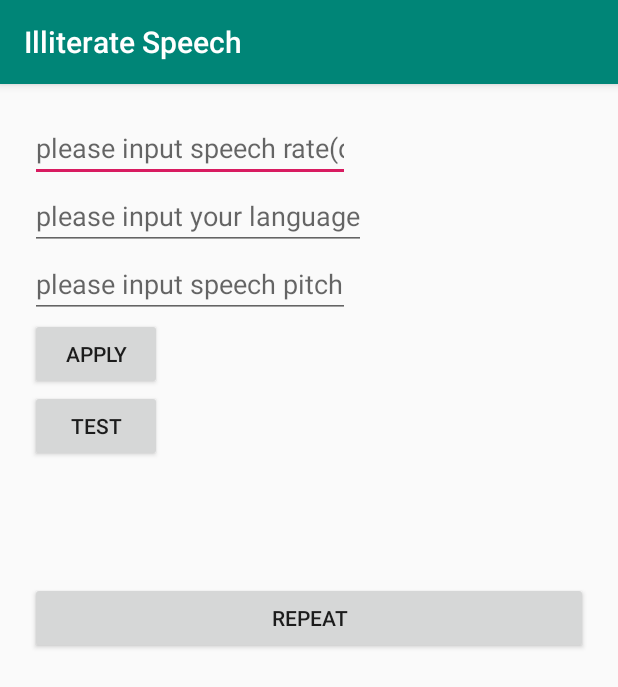
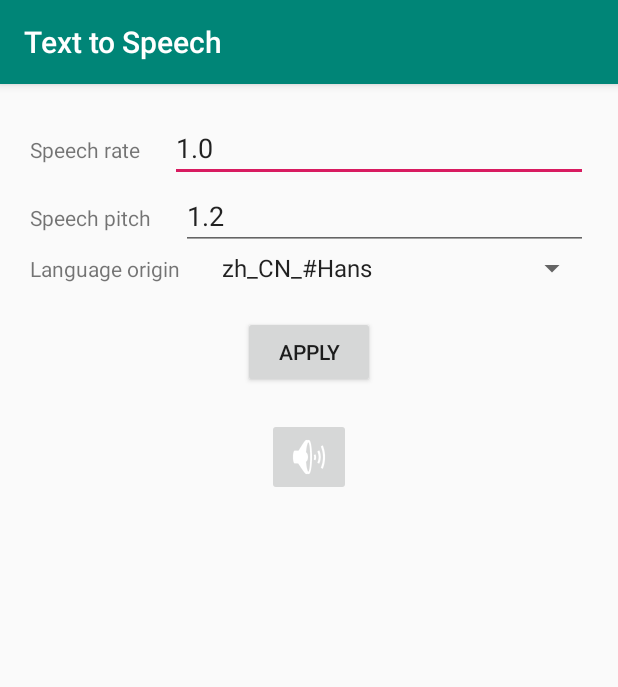
Before and after one commit to IOMurphy/Clipboard2Voice, an Android app: the screen it shows after launch (MainActivity), after a tap on "APPLY", on a phone screen of 412 x 824 dp. Shown: the top 687 px of the screen. Run offline under Robolectric (Android 15) with nearby library versions, the phone set to English and light mode, and no system bars.

Commit message:
feat： 包名修改 + 界面调整

```diff
--- /dev/null
+++ b/app/src/main/java/io/github/iomurphy/MainActivity.java
@@ -0,0 +1,176 @@
+package io.github.iomurphy;
+
+import android.content.ComponentName;
+import android.content.Intent;
+import android.content.IntentFilter;
+import android.net.ConnectivityManager;
+import android.net.wifi.WifiManager;
+import android.os.Build;
+import android.os.Bundle;
+import android.view.View;
+import android.widget.AdapterView;
+import android.widget.ArrayAdapter;
+import android.widget.Button;
+import android.widget.EditText;
+import android.widget.ImageButton;
+import android.widget.Spinner;
+import android.widget.SpinnerAdapter;
+import android.widget.Toast;
+
+import androidx.appcompat.app.AppCompatActivity;
+
+import org.iomurphy.R;
+
+import java.util.Arrays;
+import java.util.List;
+import java.util.Locale;
+
+import io.github.iomurphy.constants.ActionConst;
+import io.github.iomurphy.receiver.AutoBootReceiver;
+import io.github.iomurphy.service.TTSService;
+import io.github.iomurphy.util.SharedPreferencesUtil;
+
+
+public class MainActivity extends AppCompatActivity {
+
+    private EditText editRate;
+    private EditText editPitch;
+
+    @Override
+    protected void onCreate(Bundle savedInstanceState) {
+        super.onCreate(savedInstanceState);
+        setContentView(R.layout.activity_main);
+        Intent startIntent = new Intent(MainActivity.this, TTSService.class);
+        //startService启动形式
+        IntentFilter filter = new IntentFilter();
+        filter.addAction(WifiManager.NETWORK_STATE_CHANGED_ACTION);
+        filter.addAction(WifiManager.WIFI_STATE_CHANGED_ACTION);
+        filter.addAction(ConnectivityManager.CONNECTIVITY_ACTION);
+        filter.addAction(Intent.ACTION_SCREEN_ON);
+        filter.addAction(Intent.ACTION_SCREEN_OFF);
+        filter.addAction(Intent.ACTION_USER_PRESENT);
+        filter.addAction(ActionConst.IOMURPHY_IN_FOCUS_SEND_MESSAGE_ACTION);
+        registerReceiver(new AutoBootReceiver(), filter);
+        startService(startIntent);
+        initData();
+    }
+
+
+    /**
+     * 设置数据源
+     */
+    private void initData() {
+        /**
+         * 下拉框
+         */
+        Spinner localeSpinner = findViewById(R.id.localeSpinner);
+        Locale[] availableLocales = Locale.getAvailableLocales();
+        final List<Locale> locales = Arrays.asList(availableLocales);
+        SpinnerAdapter adapter =
+                new ArrayAdapter<Locale>(this, android.R.layout.simple_spinner_item, locales);
+        localeSpinner.setAdapter(adapter);
+        localeSpinner.setOnItemSelectedListener(new AdapterView.OnItemSelectedListener() {
+            @Override
+            public void onItemSelected(AdapterView<?> parent, View view, int position, long id) {
+                Locale locale = locales.get(position);
+                SharedPreferencesUtil.setLocale(MainActivity.this, locale.toString());
+            }
+
+            @Override
+            public void onNothingSelected(AdapterView<?> parent) {
+                Toast.makeText(MainActivity.this, "没有选中任何东西", Toast.LENGTH_SHORT).show();
+            }
+        });
+        int i = 0;
+        for (Locale l : locales) {
+            if (l.toString().equals(SharedPreferencesUtil.getLocale(this))) {
+                localeSpinner.setSelection(i);
+                break;
+            }
+            i++;
+        }
+        /**
+         * 速率
+         */
+        editRate = findViewById(R.id.editRate);
+        float speechRate = SharedPreferencesUtil.getSpeechRate(this);
+        editRate.setText(String.format("%s", speechRate));
+        /**
+         * 语调
+         */
+        editPitch = findViewById(R.id.editPitch);
+        float speechPitch = SharedPreferencesUtil.getSpeechPitch(this);
+        editPitch.setText(String.format("%s", speechPitch));
+    }
+
+    @Override
+    protected void onStart() {
+        super.onStart();
+        bindListener();
+    }
+
+    public void bindListener() {
+        Button applyBt = findViewById(R.id.applyBt);
+        ImageButton repeatBt = findViewById(R.id.repeatBt);
+        applyBt.setOnClickListener(new View.OnClickListener() {
+            @Override
+            public void onClick(View v) {
+                SharedPreferencesUtil.setSpeechPitch(MainActivity.this, getSpeechPitch());
+                SharedPreferencesUtil.setSpeechRate(MainActivity.this, getSpeechRate());
+                Toast.makeText(MainActivity.this, R.string.OK, Toast.LENGTH_LONG).show();
+            }
+        });
+        repeatBt.setOnClickListener(new View.OnClickListener() {
+            @Override
+            public void onClick(View v) {
+                boardCastClipBoard();
+            }
+        });
+    }
+
+    @Override
+    protected void onResume() {
+        super.onResume();
+        boardCastClipBoard();
+    }
+
+    /**
+     * 广播剪切板内容
+     */
+    private void boardCastClipBoard() {
+        if (Build.VERSION.SDK_INT >= Build.VERSION_CODES.Q) {
+            Intent intent = new Intent();
+            intent.setAction(ActionConst.IOMURPHY_IN_FOCUS_SEND_MESSAGE_ACTION);
+            // 设置接收的receiver的路径
+            intent.setComponent(new ComponentName(AutoBootReceiver.class.getPackage().getName(), AutoBootReceiver.class.getName()));
+            // 设置为下面这样才可以，getPackageName获取到的是applicationId的包名，可能和使用类获取的包名不一样
+            intent.setComponent(new ComponentName(getPackageName(), AutoBootReceiver.class.getName()));
+            sendBroadcast(intent);
+        }
+    }
+
+    /**
+     * 从控件中获得tts速率值
+     *
+     * @return
+     */
+    public float getSpeechRate() {
+        if (editRate.getText() == null || "".equals(editRate.getText().toString())) {
+            return 0.0f;
+        }
+        return Float.parseFloat(editRate.getText().toString());
+    }
+
+
+    /**
+     * 从控件中获得声调输入
+     *
+     * @return
+     */
+    public float getSpeechPitch() {
+        if (editPitch.getText() == null || "".equals(editPitch.getText().toString())) {
+            return 0.0f;
+        }
+        return Float.parseFloat(editPitch.getText().toString());
+    }
+}
--- a/app/src/main/java/org/murphy/MyReceiver.java
+++ b/app/src/main/java/io/github/iomurphy/receiver/AutoBootReceiver.java
@@ -1,4 +1,4 @@
-package org.murphy;
+package io.github.iomurphy.receiver;
 
 import android.content.BroadcastReceiver;
 import android.content.Context;
@@ -7,7 +7,10 @@ import android.net.wifi.WifiManager;
 
 import java.util.Objects;
 
-public class MyReceiver extends BroadcastReceiver
+import io.github.iomurphy.constants.ActionConst;
+import io.github.iomurphy.service.TTSService;
+
+public class AutoBootReceiver extends BroadcastReceiver
 {
 
     @Override
@@ -29,13 +32,13 @@ public class MyReceiver extends BroadcastReceiver
             startService(context);
         } else if (WifiManager.WIFI_STATE_CHANGED_ACTION.equals(intent.getAction())) {//wifi打开与否
             startService(context);
-        } else if (CustomizeActionConst.ORG_MURPHY_IN_FOCUS_SEND_MESSAGE_ACTION.equals(intent.getAction())){ // 在焦点内
+        } else if (ActionConst.IOMURPHY_IN_FOCUS_SEND_MESSAGE_ACTION.equals(intent.getAction())){ // 在焦点内
             startService(context);
         }
     }
     public void startService(Context context){
 
-        Intent intent = new Intent(context , MyService.class);
+        Intent intent = new Intent(context , TTSService.class);
         // 启动指定Server
         context.startService(intent);
     }
--- a/app/src/main/java/org/murphy/MyTextToSpeech.java
+++ b/app/src/main/java/io/github/iomurphy/util/MyTextToSpeech.java
@@ -1,4 +1,4 @@
-package org.murphy;
+package io.github.iomurphy.util;
 
 import android.content.Context;
 import android.os.Bundle;
--- /dev/null
+++ b/app/src/main/java/io/github/iomurphy/util/SharedPreferencesUtil.java
@@ -0,0 +1,86 @@
+package io.github.iomurphy.util;
+
+import android.content.Context;
+import android.content.SharedPreferences;
+
+import io.github.iomurphy.MainActivity;
+
+public class SharedPreferencesUtil {
+
+    public static final String SPEECH_RATE = "rate";
+    public static final String SPEECH_PITCH = "pitch";
+    public static final String SPEECH_LANGUAGE = "language";
+    /**
+     * 设置tts速率
+     * @param context
+     * @param rate
+     */
+    public static void setSpeechRate(Context context, float rate) {
+        if (rate == 0.0f) {
+            return;
+        }
+        SharedPreferences sharedPreferences = context.getSharedPreferences(MainActivity.class.getName(), Context.MODE_PRIVATE);
+        SharedPreferences.Editor editor = sharedPreferences.edit();
+        editor.putFloat(SPEECH_RATE, rate);
+        editor.apply();
+    }
+
+
+    /**
+     * 获得tts速率
+     * @return
+     */
+    public static float getSpeechRate(Context context) {
+        SharedPreferences sharedPreferences = context.getSharedPreferences(MainActivity.class.getName(), Context.MODE_PRIVATE);
+        return sharedPreferences.getFloat(SPEECH_RATE, 1.0f);
+    }
+
+    /**
+     * 设置声调
+     * @param context
+     * @param pitch
+     */
+    public static void setSpeechPitch(Context context, float pitch) {
+        if (pitch == 0.0f) {
+            return;
+        }
+        SharedPreferences sharedPreferences = context.getSharedPreferences(MainActivity.class.getName(), Context.MODE_PRIVATE);
+        SharedPreferences.Editor editor = sharedPreferences.edit();
+        editor.putFloat(SPEECH_PITCH, pitch);
+        editor.apply();
+    }
+
+
+    /**
+     * 获得声调
+     * @param context
+     * @return
+     */
+    public static float getSpeechPitch(Context context) {
+        SharedPreferences sharedPreferences = context.getSharedPreferences(MainActivity.class.getName(), Context.MODE_PRIVATE);
+        return sharedPreferences.getFloat(SPEECH_PITCH, 1.2f);
+    }
+
+    /**
+     * 设置语言
+     * @param context
+     * @param locale
+     */
+    public static void setLocale(Context context, String locale) {
+        SharedPreferences sharedPreferences = context.getSharedPreferences(MainActivity.class.getName(), Context.MODE_PRIVATE);
+        SharedPreferences.Editor editor = sharedPreferences.edit();
+        editor.putString(SPEECH_LANGUAGE, locale);
+        editor.apply();
+    }
+
+
+    /**
+     * 获得语言
+     * @param context
+     * @return
+     */
+    public static String getLocale(Context context) {
+        SharedPreferences sharedPreferences = context.getSharedPreferences(MainActivity.class.getName(), Context.MODE_PRIVATE);
+        return sharedPreferences.getString(SPEECH_LANGUAGE, "zh_CN_#Hans");
+    }
+}
--- a/app/src/main/java/org/murphy/MainActivity.java
+++ /dev/null
@@ -1,130 +0,0 @@
-package org.murphy;
-
-import android.content.ComponentName;
-import android.content.Intent;
-import android.content.IntentFilter;
-import android.content.SharedPreferences;
-import android.net.ConnectivityManager;
-import android.net.wifi.WifiManager;
-import android.os.Build;
-import android.os.Bundle;
-import android.view.View;
-import android.widget.Button;
-import android.widget.EditText;
-import android.widget.Toast;
-
-import androidx.appcompat.app.AppCompatActivity;
-
-
-
-public class MainActivity extends AppCompatActivity{
-
-    private EditText editRate;
-    private EditText editPitch;
-    private Button testBt;
-    private Button applyBt;
-    private Button repeatBt;
-    @Override
-    protected void onCreate(Bundle savedInstanceState) {
-        super.onCreate(savedInstanceState);
-        setContentView(R.layout.activity_main);
-        editRate = findViewById(R.id.editRate);
-        editPitch = findViewById(R.id.editPitch);
-        testBt = findViewById(R.id.testBt);
-        applyBt = findViewById(R.id.applyBt);
-        repeatBt = findViewById(R.id.repeatBt);
-        Intent startIntent = new Intent(MainActivity.this, MyService.class);
-        //startService启动形式
-        startService(startIntent);
-        IntentFilter filter = new IntentFilter();
-        filter.addAction(WifiManager.NETWORK_STATE_CHANGED_ACTION);
-        filter.addAction(WifiManager.WIFI_STATE_CHANGED_ACTION);
-        filter.addAction(ConnectivityManager.CONNECTIVITY_ACTION);
-        filter.addAction(Intent.ACTION_SCREEN_ON);
-        filter.addAction(Intent.ACTION_SCREEN_OFF);
-        filter.addAction(Intent.ACTION_USER_PRESENT);
-        registerReceiver(new MyReceiver(), filter);
-    }
-
-    @Override
-    protected void onStart() {
-        super.onStart();
-        bindListener();
-    }
-
-    public void bindListener() {
-        testBt.setOnClickListener(new View.OnClickListener() {
-            @Override
-            public void onClick(View v) {
-                Toast.makeText(MainActivity.this, "Did't implement now", Toast.LENGTH_LONG).show();
-            }
-        });
-        applyBt.setOnClickListener(new View.OnClickListener() {
-            @Override
-            public void onClick(View v) {
-                setSpeechPitch(getSpeechPitch());
-                setSpeechRate(getSpeechRate());
-                Toast.makeText(MainActivity.this, R.string.OK, Toast.LENGTH_LONG).show();
-            }
-        });
-        repeatBt.setOnClickListener(new View.OnClickListener() {
-            @Override
-            public void onClick(View v) {
-                boardCastClipBoard();
-            }
-        });
-    }
-
-    @Override
-    protected void onResume() {
-        super.onResume();
-        boardCastClipBoard();
-    }
-
-    /**
-     * 广播剪切板内容
-     */
-    private void boardCastClipBoard() {
-        if(Build.VERSION.SDK_INT >= Build.VERSION_CODES.Q){
-            Intent intent = new Intent();
-            intent.setAction(CustomizeActionConst.ORG_MURPHY_IN_FOCUS_SEND_MESSAGE_ACTION);
-            // 设置接收的receiver的路径
-            intent.setComponent(new ComponentName(MyReceiver.class.getPackage().getName(), MyReceiver.class.getName()));
-            sendBroadcast(intent);
-        }
-    }
-
-    public float getSpeechRate() {
-        if (editRate.getText() == null || "".equals(editRate.getText().toString())) {
-            return 0.0f;
-        }
-        return Float.parseFloat(editRate.getText().toString());
-    }
-
-    public void setSpeechRate(float rate) {
-        if (rate == 0.0f) {
-            return;
-        }
-        SharedPreferences sharedPreferences = getSharedPreferences(MainActivity.class.getName(), MODE_PRIVATE);
-        SharedPreferences.Editor editor = sharedPreferences.edit();
-        editor.putFloat("rate", rate);
-        editor.apply();
-    }
-
-    public float getSpeechPitch() {
-        if (editPitch.getText() == null || "".equals(editPitch.getText().toString())) {
-            return 0.0f;
-        }
-        return Float.parseFloat(editPitch.getText().toString());
-    }
-
-    public void setSpeechPitch(float pitch) {
-        if (pitch == 0.0f) {
-            return;
-        }
-        SharedPreferences sharedPreferences = getSharedPreferences(MainActivity.class.getName(), MODE_PRIVATE);
-        SharedPreferences.Editor editor = sharedPreferences.edit();
-        editor.putFloat("pitch", pitch);
-        editor.apply();
-    }
-}
--- a/app/src/main/res/layout/activity_main.xml
+++ b/app/src/main/res/layout/activity_main.xml
@@ -6,65 +6,79 @@
     android:layout_height="match_parent"
     android:orientation="vertical"
     android:padding="20dp"
-    tools:context=".MainActivity">
+    tools:context="io.github.iomurphy.MainActivity">
+
+    <LinearLayout
+        android:layout_width="match_parent"
+        android:orientation="horizontal"
+        android:layout_height="wrap_content">
+
+        <TextView
+            android:text="@string/speech_rate"
+            android:layout_width="wrap_content"
+            android:layout_height="wrap_content" />
+        <EditText
+            android:id="@+id/editRate"
+            android:layout_marginStart="20dp"
+            android:layout_width="match_parent"
+            android:layout_height="wrap_content"
+            android:ems="2"
+            android:inputType="numberDecimal" />
+    </LinearLayout>
 
 
-    <EditText
-        android:id="@+id/editRate"
-        android:layout_width="wrap_content"
-        android:layout_height="wrap_content"
-        android:ems="10"
-        android:hint="@string/please_input_speech_rate"
-        android:inputType="numberDecimal" />
+    <LinearLayout
+        android:layout_width="match_parent"
+        android:orientation="horizontal"
+        android:layout_height="wrap_content">
 
-    <EditText
-        android:id="@+id/origin"
-        android:layout_width="wrap_content"
-        android:layout_height="wrap_content"
-        android:hint="@string/please_input_origin"
-        android:inputType="numberDecimal"/>
+        <TextView
+            android:text="@string/speech_pitch"
+            android:layout_width="wrap_content"
+            android:layout_height="wrap_content" />
+        <EditText
+            android:id="@+id/editPitch"
+            android:layout_marginStart="20dp"
+            android:layout_width="match_parent"
+            android:layout_height="wrap_content"
+            android:ems="2"
+            android:inputType="numberDecimal"/>
+    </LinearLayout>
 
-    <EditText
-        android:id="@+id/editPitch"
-        android:layout_width="wrap_content"
-        android:layout_height="wrap_content"
-        android:ems="10"
-        android:hint="@string/please_input_speech_pitch"
-        android:inputType="numberDecimal"/>
+    <LinearLayout
+        android:layout_width="match_parent"
+        android:orientation="horizontal"
+        android:layout_height="wrap_content">
+
+        <TextView
+            android:text="@string/language_origin"
+            android:layout_width="wrap_content"
+            android:layout_height="wrap_content" />
+
+        <Spinner
+            android:id="@+id/localeSpinner"
+            android:layout_marginStart="20dp"
+            android:layout_width="match_parent"
+            android:layout_height="wrap_content">
+        </Spinner>
+    </LinearLayout>
+
 
     <Button
+        android:layout_marginTop="20dp"
         android:id="@+id/applyBt"
         android:layout_width="wrap_content"
         android:layout_height="wrap_content"
-        android:text="@string/apply"
-        app:layout_constraintBottom_toBottomOf="parent"
-        app:layout_constraintHorizontal_bias="0.222"
-        app:layout_constraintLeft_toLeftOf="parent"
-        app:layout_constraintRight_toRightOf="parent"
-        app:layout_constraintTop_toTopOf="parent"
-        app:layout_constraintVertical_bias="0.759" />
+        android:layout_gravity="center"
+        android:text="@string/apply"/>
 
-    <Button
-        android:id="@+id/testBt"
+    <ImageButton
+        android:layout_marginTop="20dp"
+        android:id="@+id/repeatBt"
         android:layout_width="wrap_content"
         android:layout_height="wrap_content"
-        android:text="@string/test"
-        app:layout_constraintBottom_toBottomOf="parent"
-        app:layout_constraintHorizontal_bias="0.631"
-        app:layout_constraintLeft_toLeftOf="parent"
-        app:layout_constraintRight_toRightOf="parent"
-        app:layout_constraintTop_toTopOf="parent"
-        app:layout_constraintVertical_bias="0.759" />
-
-    <LinearLayout
-        android:layout_marginTop="80dp"
-        android:layout_width="match_parent"
-        android:layout_height="wrap_content">
-        <Button
-            android:id="@+id/repeatBt"
-            android:layout_width="match_parent"
-            android:layout_height="wrap_content"
-            android:text="@string/repeat"/>
-
-    </LinearLayout>
+        android:text="@string/repeat"
+        android:layout_gravity="center"
+        android:src="@android:drawable/ic_lock_silent_mode_off"
+        tools:src="@android:drawable/ic_lock_silent_mode_off" />
 </LinearLayout>
--- a/app/src/main/res/values/strings.xml
+++ b/app/src/main/res/values/strings.xml
@@ -1,13 +1,13 @@
 <resources>
-    <string name="app_name">Illiterate Speech</string>
+    <string name="app_name">Text to Speech</string>
     <string name="set_TTS">Please Set Google TTS</string>
     <string name="initialization_succeessful">Initialization successful</string>
     <string name="unknow_error_and_staus_code_is">Unknown error and status code is </string>
     <string name="text_to_speak_is_not_work_properly">text to speak is not work properly</string>
-    <string name="please_input_speech_rate">please input speech rate(default to 1.2)</string>
-    <string name="please_input_speech_pitch">please input speech pitch(default to 1.2)</string>
+    <string name="speech_rate">Speech rate</string>
+    <string name="speech_pitch">Speech pitch</string>
     <string name="apply">apply</string>
-    <string name="please_input_origin">please input your language</string>
+    <string name="language_origin">Language origin</string>
     <string name="test">test</string>
     <string name="OK">OK</string>
     <string name="repeat">repeat</string>
```
Also changed, not shown: app/build.gradle (+4 -4 lines), app/src/main/AndroidManifest.xml (+9 -11 lines), app/src/main/java/io/github/iomurphy/constants/ActionConst.java (added, +8 -0 lines), app/src/main/java/io/github/iomurphy/service/TTSService.java (renamed from app/src/main/java/org/murphy/MyService.java, +13 -8 lines), app/src/main/java/org/murphy/CustomizeActionConst.java (deleted, +0 -8 lines), 6 other files.
